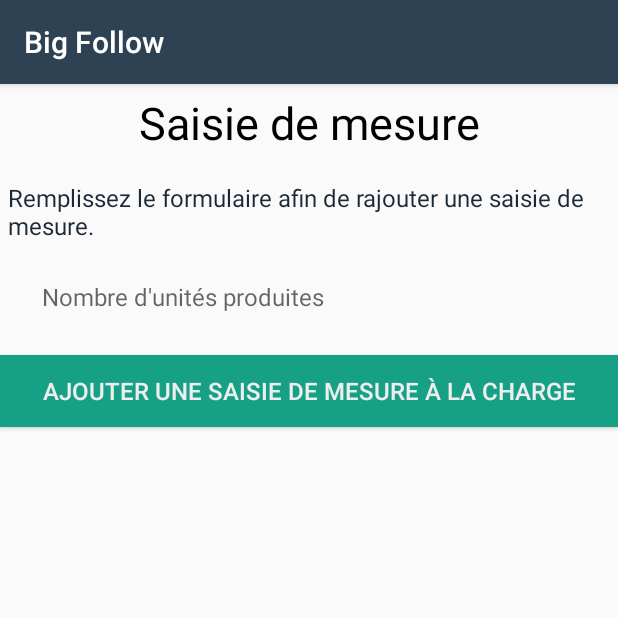
After one commit to lauriencls/BigFollow, an Android app: the ActivitySaisieMesure screen opened directly, with no data from a screen before it, on a phone screen of 412 x 824 dp, the top half of it. The commit adds this screen. Run offline under Robolectric (Android 15) with nearby library versions, the phone set to English and light mode, and no system bars; pictures from the network do not load.

Commit message:
Ajout saisie mesure

```diff
--- a/app/src/main/AndroidManifest.xml
+++ b/app/src/main/AndroidManifest.xml
@@ -56,9 +56,10 @@
             android:name="com.activeandroid.content.ContentProvider"
             android:authorities="miage.fr.gestionprojet"
             android:enabled="true"
-            android:exported="false"></provider>
+            android:exported="false" />
 
-        <activity android:name=".vues.ActivityRestitutionMail"></activity>
+        <activity android:name=".vues.ActivityRestitutionMail" />
+        <activity android:name=".vues.ActivitySaisieMesure"></activity>
     </application>
 
 </manifest>
--- a/app/src/main/java/miage/fr/gestionprojet/models/dao/DaoMesure.java
+++ b/app/src/main/java/miage/fr/gestionprojet/models/dao/DaoMesure.java
@@ -47,4 +47,6 @@ public class DaoMesure {
 
     }
 
+
+
 }
--- /dev/null
+++ b/app/src/main/java/miage/fr/gestionprojet/vues/ActivitySaisieMesure.java
@@ -0,0 +1,91 @@
+package miage.fr.gestionprojet.vues;
+
+import android.content.Intent;
+import android.support.annotation.NonNull;
+import android.support.v7.app.AppCompatActivity;
+import android.os.Bundle;
+import android.view.MenuItem;
+import android.view.View;
+import android.widget.Button;
+import android.widget.EditText;
+import android.widget.TextView;
+
+import com.activeandroid.Model;
+
+import java.util.Date;
+
+import miage.fr.gestionprojet.R;
+import miage.fr.gestionprojet.models.LoggedUser;
+import miage.fr.gestionprojet.models.Mesure;
+import miage.fr.gestionprojet.models.SaisieCharge;
+import miage.fr.gestionprojet.outils.Outils;
+
+public class ActivitySaisieMesure extends AppCompatActivity {
+    Button addSaisieBtn;
+    EditText nbSaisieEditText;
+    TextView errorTextView;
+
+    SaisieCharge saisieCharge;
+
+    @Override
+    protected void onCreate(Bundle savedInstanceState) {
+        super.onCreate(savedInstanceState);
+        setContentView(R.layout.activity_saisie_mesure);
+
+        addSaisieBtn = findViewById(R.id.addSaisie);
+        addSaisieBtn.setOnClickListener(onAddSaisieClicked());
+
+        nbSaisieEditText = findViewById(R.id.nbSaisieMesure);
+
+        errorTextView = findViewById(R.id.errorFormat);
+
+        Intent intent = getIntent();
+        long id = intent.getLongExtra(ActivityIndicateursSaisieCharge.SAISIECHARGE,0);
+
+        if(id > 0) {
+            saisieCharge = Model.load(SaisieCharge.class, id);
+        }
+    }
+
+    @NonNull
+    private View.OnClickListener onAddSaisieClicked() {
+        return new View.OnClickListener() {
+            @Override
+            public void onClick(View view) {
+                int nbSaisie = Outils.toInteger(nbSaisieEditText.getText().toString());
+                if (nbSaisie > -1  && nbSaisie <= saisieCharge.getNbUnitesCibles()){
+                    Mesure mesure= new Mesure();
+                    mesure.setAction(saisieCharge);
+                    mesure.setDtMesure(new Date());
+                    mesure.setNbUnitesMesures(nbSaisie);
+                    mesure.save();
+                    finish();
+                }else{
+                    errorTextView.setText("Veuillez saisir un chiffre entre 0 et "+saisieCharge.getNbUnitesCibles()+".");
+                    errorTextView.setVisibility(View.VISIBLE);
+                }
+            }
+        };
+    }
+
+    @Override
+    public boolean onOptionsItemSelected(MenuItem item) {
+        Intent intent;
+        int id = item.getItemId();
+        //noinspection SimplifiableIfStatement
+        switch(id){
+            case R.id.initial_utilisateur:
+                intent = new Intent(ActivitySaisieMesure.this, ActivityMenuInitiales.class);
+                startActivity(intent);
+                return true;
+            case R.id.charger_donnees:
+                intent = new Intent(ActivitySaisieMesure.this, ChargementDonnees.class);
+                startActivity(intent);
+                return true;
+            case R.id.add:
+                return true;
+
+        }
+        return super.onOptionsItemSelected(item);
+    }
+}
--- /dev/null
+++ b/app/src/main/res/layout/activity_saisie_mesure.xml
@@ -0,0 +1,59 @@
+<?xml version="1.0" encoding="utf-8"?>
+<android.support.constraint.ConstraintLayout xmlns:android="http://schemas.android.com/apk/res/android"
+    xmlns:app="http://schemas.android.com/apk/res-auto"
+    xmlns:tools="http://schemas.android.com/tools"
+    android:layout_width="match_parent"
+    android:layout_height="match_parent"
+    tools:context="miage.fr.gestionprojet.vues.ActivitySaisieMesure">
+
+    <TextView
+        android:id="@+id/textView7"
+        style="@style/textTitle"
+        android:layout_width="wrap_content"
+        android:layout_height="wrap_content"
+        android:layout_marginEnd="8dp"
+        android:layout_marginStart="8dp"
+        android:text="Saisie de mesure"
+        app:layout_constraintEnd_toEndOf="parent"
+        app:layout_constraintStart_toStartOf="parent" />
+
+    <TextView
+        android:id="@+id/textView8"
+        style="@style/textBody"
+        android:layout_width="wrap_content"
+        android:layout_height="wrap_content"
+        android:layout_marginTop="8dp"
+        android:text="Remplissez le formulaire afin de rajouter une saisie de mesure."
+        app:layout_constraintTop_toBottomOf="@+id/textView7" />
+
+    <EditText
+        android:id="@+id/nbSaisieMesure"
+        style="@style/FullWidthEditText"
+        android:layout_width="match_parent"
+        android:layout_height="wrap_content"
+        android:layout_marginEnd="8dp"
+        android:layout_marginStart="8dp"
+        android:hint="Nombre d'unités produites"
+        app:layout_constraintEnd_toEndOf="parent"
+        app:layout_constraintStart_toStartOf="parent"
+        app:layout_constraintTop_toBottomOf="@+id/textView8" />
+
+    <TextView
+        android:id="@+id/errorFormat"
+        style="@style/textBodyError"
+        android:layout_width="wrap_content"
+        android:layout_height="wrap_content"
+        android:layout_marginTop="8dp"
+        android:text="Veuillez saisir un chiffre."
+        android:visibility="gone"
+        app:layout_constraintTop_toBottomOf="@+id/nbSaisieMesure" />
+
+    <Button
+        android:id="@+id/addSaisie"
+        android:layout_width="match_parent"
+        android:layout_height="wrap_content"
+        android:layout_marginTop="8dp"
+        android:text="Ajouter une saisie de mesure à la charge"
+        app:layout_constraintTop_toBottomOf="@+id/errorFormat"
+        style="@style/btnSuccess"/>
+</android.support.constraint.ConstraintLayout>
--- a/app/src/main/res/values/styles.xml
+++ b/app/src/main/res/values/styles.xml
@@ -39,25 +39,30 @@
         <item name="android:textSize">30sp</item>
         <item name="android:textAlignment">center</item>
         <item name="android:layout_marginBottom">15sp</item>
+        <item name="android:padding">5dp</item>
     </style>
     <style name="textTitleSmall" parent="@android:style/TextAppearance">
         <item name="android:textColor">#fff</item>
+        <item name="android:padding">5dp</item>
     </style>
 
     <style name="textBody" parent="@android:style/TextAppearance">
         <item name="android:textColor">#1c2837</item>
         <item name="android:layout_marginBottom">5sp</item>
+        <item name="android:padding">5dp</item>
     </style>
 
     <style name="textMini" parent="@android:style/TextAppearance">
         <item name="android:textColor">#1c2837</item>
         <item name="android:textSize">12sp</item>
         <item name="android:layout_marginBottom">5sp</item>
+        <item name="android:padding">5dp</item>
     </style>
 
     <style name="textBodyError" parent="@android:style/TextAppearance">
         <item name="android:textColor">@color/rouge</item>
         <item name="android:layout_marginBottom">5sp</item>
+        <item name="android:padding">5dp</item>
     </style>
 
     <style name="FullWidthEditText" parent="Widget.AppCompat.EditText">
```
Also changed, not shown: app/src/main/java/miage/fr/gestionprojet/models/dao/DaoSaisieCharge.java (+12 -0 lines), app/src/main/java/miage/fr/gestionprojet/outils/Outils.java (+23 -0 lines), app/src/main/java/miage/fr/gestionprojet/vues/ActivityDetailsIndicateursSaisieCharge.java (+15 -4 lines), app/src/main/java/miage/fr/gestionprojet/vues/ActivityMesures.java (+8 -0 lines), app/src/main/res/menu/initial_utilisateur.xml (+8 -0 lines), app/src/main/res/drawable-hdpi/ic_action_name.png (added), app/src/main/res/drawable-mdpi/ic_action_name.png (added), app/src/main/res/drawable-xhdpi/ic_action_name.png (added), app/src/main/res/drawable-xxhdpi/ic_action_name.png (added), 1 other file.
